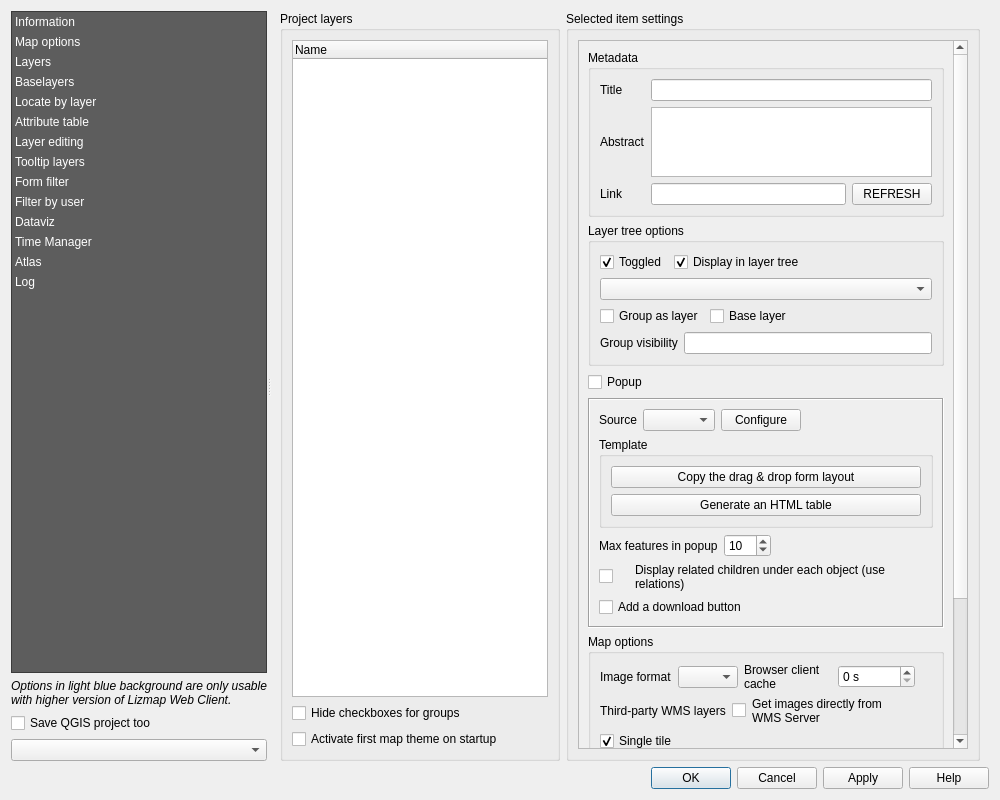
Above: lizmap/resources/ui/ui_lizmap.ui from 3liz/lizmap-plugin before the change. Below: the same form after it.
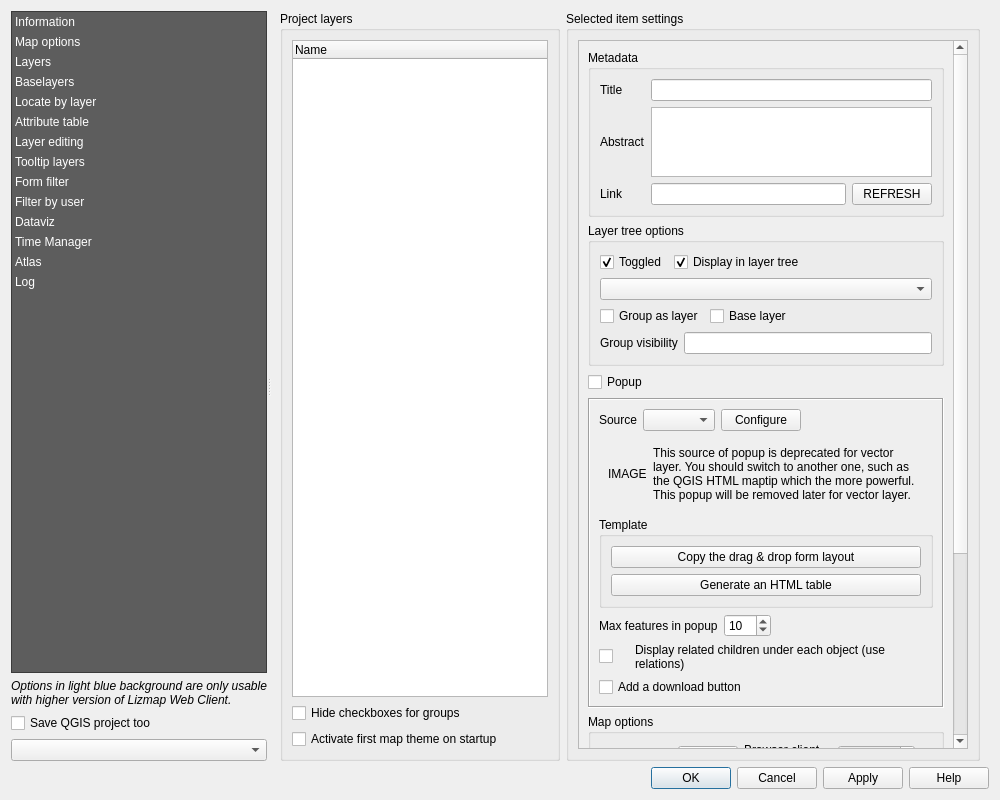
That is the form after the change. The open tabs and pages were chosen to show the change. Custom widgets are drawn as their Qt base class.

Commit message: UX - Make the Lizmap HTML popup deprecated for vector layer

What changed in the file:
```diff
--- a/lizmap/resources/ui/ui_lizmap.ui
+++ b/lizmap/resources/ui/ui_lizmap.ui
@@ -1706,6 +1706,35 @@
                            </item>
                           </layout>
                          </item>
+                         <item>
+                          <widget class="QWidget" name="widget_deprecated_lizmap_popup" native="true">
+                           <layout class="QHBoxLayout" name="horizontalLayout_43">
+                            <item>
+                             <widget class="QLabel" name="image_warning_lizmap_popup">
+                              <property name="sizePolicy">
+                               <sizepolicy hsizetype="Maximum" vsizetype="Preferred">
+                                <horstretch>0</horstretch>
+                                <verstretch>0</verstretch>
+                               </sizepolicy>
+                              </property>
+                              <property name="text">
+                               <string notr="true">IMAGE</string>
+                              </property>
+                             </widget>
+                            </item>
+                            <item>
+                             <widget class="QLabel" name="text_lizmap_popup">
+                              <property name="text">
+                               <string>This source of popup is deprecated for vector layer. You should switch to another one, such as the QGIS HTML maptip which the more powerful. This popup will be removed later for vector layer.</string>
+                              </property>
+                              <property name="wordWrap">
+                               <bool>true</bool>
+                              </property>
+                             </widget>
+                            </item>
+                           </layout>
+                          </widget>
+                         </item>
                          <item>
                           <widget class="QWidget" name="widget_qgis_maptip" native="true">
                            <layout class="QVBoxLayout" name="verticalLayout_51">
```
The commit also changes 2 other files.
